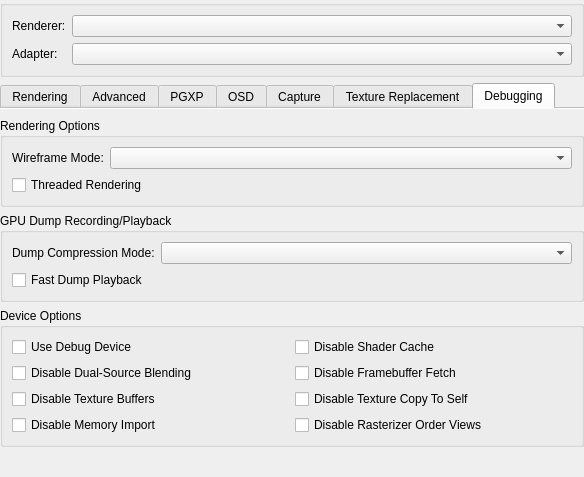
First picture: the form in src/duckstation-qt/graphicssettingswidget.ui, repository kofxi3584karlayang/duckstation, before the edit.
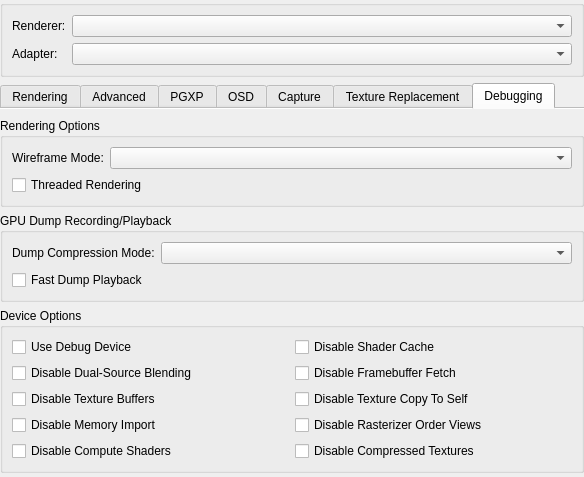
Second picture: the form after the edit. The open tabs and pages were chosen to show the change. Icons and pictures are not drawn.

Commit message: Settings: Add missing GPU feature disables

What changed in the file:
```diff
--- a/src/duckstation-qt/graphicssettingswidget.ui
+++ b/src/duckstation-qt/graphicssettingswidget.ui
@@ -1387,6 +1387,20 @@
               </property>
              </widget>
             </item>
+            <item row="4" column="0">
+             <widget class="QCheckBox" name="disableComputeShaders">
+              <property name="text">
+               <string>Disable Compute Shaders</string>
+              </property>
+             </widget>
+            </item>
+            <item row="4" column="1">
+             <widget class="QCheckBox" name="disableCompressedTextures">
+              <property name="text">
+               <string>Disable Compressed Textures</string>
+              </property>
+             </widget>
+            </item>
            </layout>
           </item>
          </layout>
```
Left out of the diff: 42 changed lines with no effect on the pictures. The commit also changes 5 other files.
